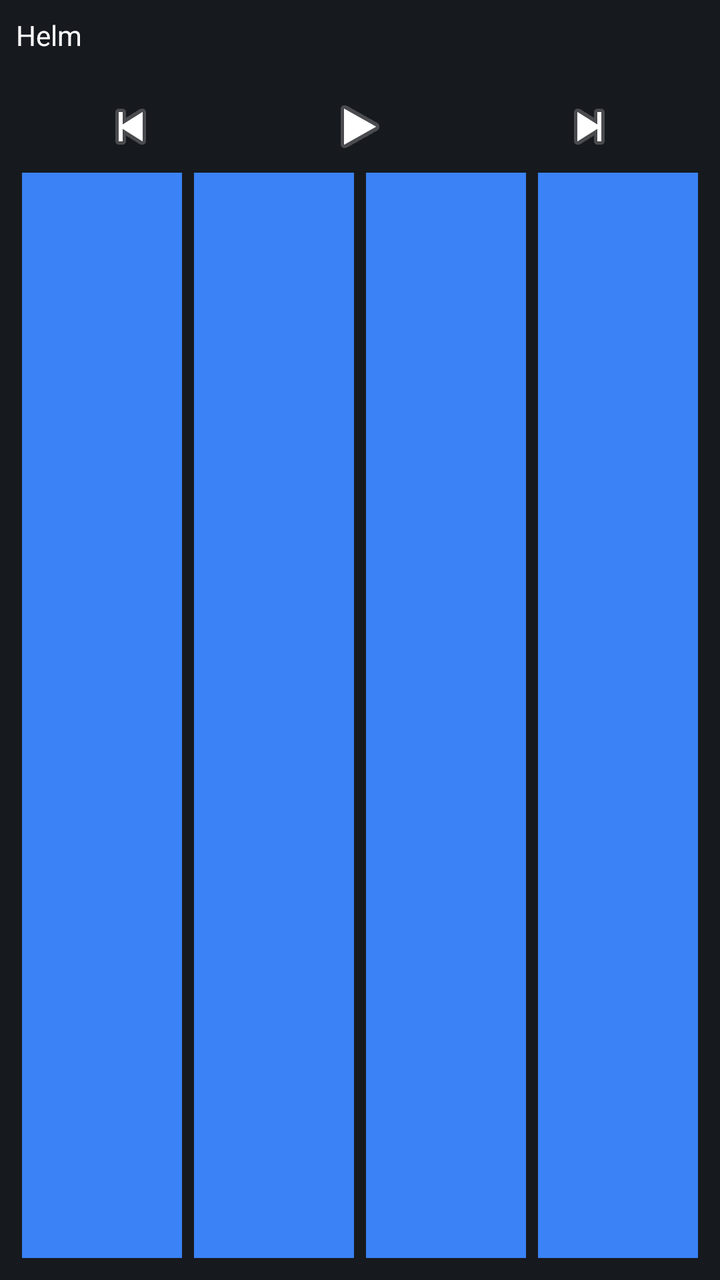
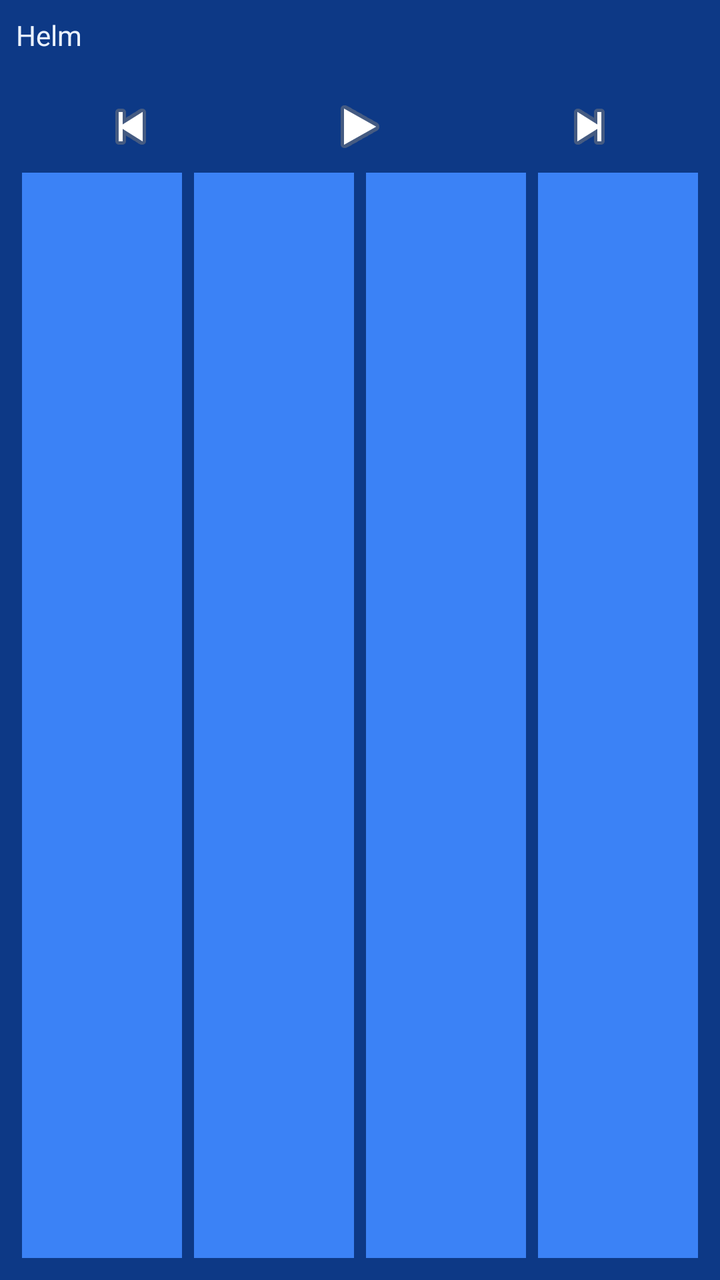

An Android layout rendered at two revisions. The XML below is the earlier revision; the diff shows what the commit changed to produce the second picture.
<!-- AndroidManifest.xml: application theme Theme.Helm -->
<!-- res/layout/widget_helm.xml -->
<?xml version="1.0" encoding="utf-8"?>
<LinearLayout xmlns:android="http://schemas.android.com/apk/res/android"
    android:layout_width="match_parent"
    android:layout_height="match_parent"
    android:background="#E6181A20"
    android:orientation="vertical"
    android:padding="8dp">

    <TextView
        android:id="@+id/w_title"
        android:layout_width="match_parent"
        android:layout_height="wrap_content"
        android:ellipsize="end"
        android:maxLines="1"
        android:text="Helm"
        android:textColor="#FFFFFF"
        android:textSize="14sp" />

    <TextView
        android:id="@+id/w_sub"
        android:layout_width="match_parent"
        android:layout_height="wrap_content"
        android:ellipsize="end"
        android:maxLines="1"
        android:textColor="#B0B4BE"
        android:textSize="12sp" />

    <LinearLayout
        android:layout_width="match_parent"
        android:layout_height="40dp"
        android:gravity="center"
        android:orientation="horizontal">

        <ImageButton
            android:id="@+id/w_prev"
            android:layout_width="0dp"
            android:layout_height="match_parent"
            android:layout_weight="1"
            android:background="@android:color/transparent"
            android:contentDescription="Previous"
            android:src="@android:drawable/ic_media_previous" />

        <ImageButton
            android:id="@+id/w_play"
            android:layout_width="0dp"
            android:layout_height="match_parent"
            android:layout_weight="1"
            android:background="@android:color/transparent"
            android:contentDescription="Play or pause"
            android:src="@android:drawable/ic_media_play" />

        <ImageButton
            android:id="@+id/w_next"
            android:layout_width="0dp"
            android:layout_height="match_parent"
            android:layout_weight="1"
            android:background="@android:color/transparent"
            android:contentDescription="Next"
            android:src="@android:drawable/ic_media_next" />
    </LinearLayout>

    <LinearLayout
        android:layout_width="match_parent"
        android:layout_height="0dp"
        android:layout_weight="1"
        android:orientation="horizontal">

        <TextView android:id="@+id/w_d0" style="@style/HelmWidgetButton" />
        <TextView android:id="@+id/w_d1" style="@style/HelmWidgetButton" />
        <TextView android:id="@+id/w_d2" style="@style/HelmWidgetButton" />
        <TextView android:id="@+id/w_d3" style="@style/HelmWidgetButton" />
    </LinearLayout>
</LinearLayout>
<!-- resources referenced by this layout -->
<resources>
  <style name="HelmWidgetButton">
          <item name="android:layout_width">0dp</item>
          <item name="android:layout_height">match_parent</item>
          <item name="android:layout_weight">1</item>
          <item name="android:layout_margin">3dp</item>
          <item name="android:gravity">center</item>
          <item name="android:maxLines">2</item>
          <item name="android:ellipsize">end</item>
          <item name="android:textColor">#FFFFFF</item>
          <item name="android:textSize">12sp</item>
          <item name="android:background">#3B82F6</item>
      </style>
  <style name="Theme.Helm" parent="android:Theme.Material.NoActionBar">
          <item name="android:windowBackground">@color/helm_background</item>
          <item name="android:statusBarColor">@android:color/transparent</item>
          <item name="android:navigationBarColor">@android:color/transparent</item>
      </style>
  <color name="helm_background">#0F1216</color>
</resources>

<!-- the commit's change to res/layout/widget_helm.xml (unified diff, before → after) -->
@@ -2,7 +2,7 @@
 <LinearLayout xmlns:android="http://schemas.android.com/apk/res/android"
     android:layout_width="match_parent"
     android:layout_height="match_parent"
-    android:background="#E6181A20"
+    android:background="#F00D3A86"
     android:orientation="vertical"
     android:padding="8dp">
 
@@ -13,7 +13,7 @@
         android:ellipsize="end"
         android:maxLines="1"
         android:text="Helm"
-        android:textColor="#FFFFFF"
+        android:textColor="#EAF2FF"
         android:textSize="14sp" />
 
     <TextView
@@ -22,7 +22,7 @@
         android:layout_height="wrap_content"
         android:ellipsize="end"
         android:maxLines="1"
-        android:textColor="#B0B4BE"
+        android:textColor="#9DB8E8"
         android:textSize="12sp" />
 
     <LinearLayout
<!-- resource entries referenced after the edit -->
@@ -17,6 +17,6 @@
           <item name="android:statusBarColor">@android:color/transparent</item>
           <item name="android:navigationBarColor">@android:color/transparent</item>
       </style>
-  <color name="helm_background">#0F1216</color>
+  <color name="helm_background">#0D3A86</color>
 </resources>
 
